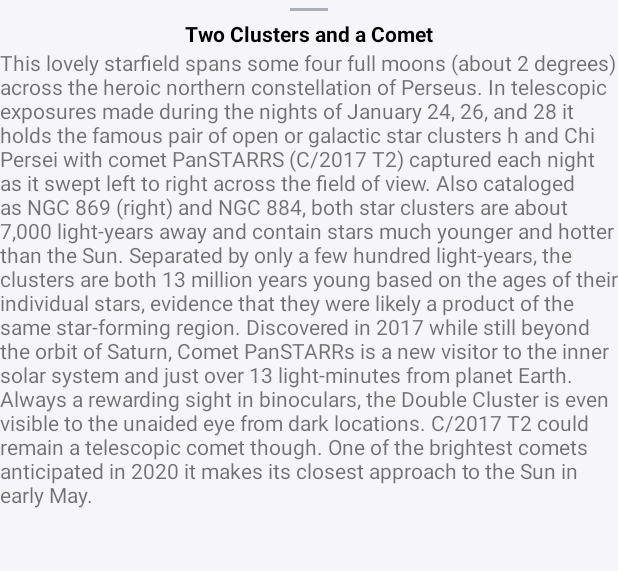
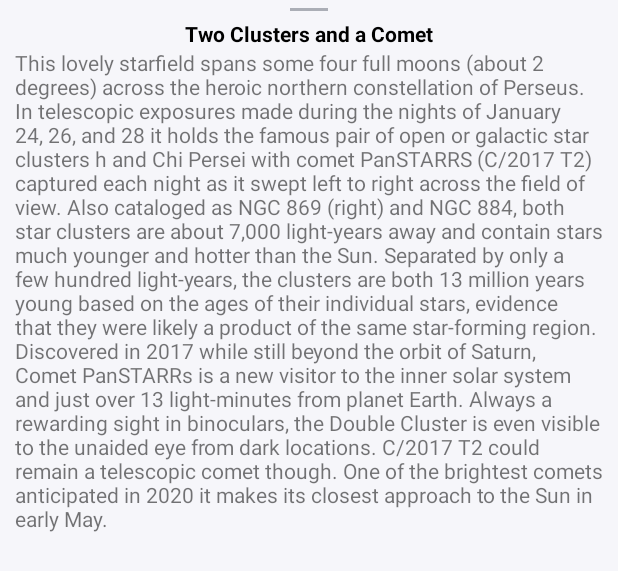
Before and after one commit to sergey-shevtsov/Picture-Of-The-Day, an Android app: the layout main_bottom_sheet.xml on its own in the app's theme, with its tools: preview values and no code run, on a phone screen of 412 x 824 dp. Shown: the top 571 px of the screen. Run offline under Robolectric (Android 15) with nearby library versions, the phone set to English and light mode, and no system bars.

Commit message:
Пара косметических правок

```diff
--- a/app/src/main/res/layout/main_bottom_sheet.xml
+++ b/app/src/main/res/layout/main_bottom_sheet.xml
@@ -6,23 +6,11 @@
     android:layout_width="match_parent"
     android:layout_height="match_parent"
     android:background="@color/light_grey"
+    android:paddingStart="@dimen/main_bottom_sheet_padding"
+    android:paddingEnd="@dimen/main_bottom_sheet_padding"
     app:behavior_hideable="true"
     app:behavior_peekHeight="@dimen/main_bottom_sheet_peek_height"
     app:layout_behavior="com.google.android.material.bottomsheet.BottomSheetBehavior">
-
-    <androidx.constraintlayout.widget.Guideline
-        android:id="@+id/constraint_start"
-        android:layout_width="0dp"
-        android:layout_height="0dp"
-        android:orientation="vertical"
-        app:layout_constraintGuide_begin="@dimen/side_guideline_size" />
-
-    <androidx.constraintlayout.widget.Guideline
-        android:id="@+id/constraint_end"
-        android:layout_width="0dp"
-        android:layout_height="0dp"
-        android:orientation="vertical"
-        app:layout_constraintGuide_end="@dimen/side_guideline_size" />
 
     <View
         android:id="@+id/bottom_sheet_line"
@@ -41,8 +29,8 @@
         android:layout_marginTop="@dimen/bottom_sheet_header_margin_top"
         android:textColor="@color/black"
         android:textStyle="bold"
-        app:layout_constraintEnd_toEndOf="@id/constraint_end"
-        app:layout_constraintStart_toStartOf="@id/constraint_start"
+        app:layout_constraintEnd_toEndOf="parent"
+        app:layout_constraintStart_toStartOf="parent"
         app:layout_constraintTop_toBottomOf="@id/bottom_sheet_line"
         tools:text="Two Clusters and a Comet" />
 
@@ -50,8 +38,8 @@
         android:id="@+id/bottom_sheet_description"
         android:layout_width="wrap_content"
         android:layout_height="wrap_content"
-        app:layout_constraintEnd_toEndOf="@id/constraint_end"
-        app:layout_constraintStart_toStartOf="@id/constraint_start"
+        app:layout_constraintEnd_toEndOf="parent"
+        app:layout_constraintStart_toStartOf="parent"
         app:layout_constraintTop_toBottomOf="@id/bottom_sheet_header"
         tools:text="This lovely starfield spans some four full moons (about 2 degrees) across the heroic northern constellation of Perseus. In telescopic exposures made during the nights of January 24, 26, and 28 it holds the famous pair of open or galactic star clusters h and Chi Persei with comet PanSTARRS (C/2017 T2) captured each night as it swept left to right across the field of view. Also cataloged as NGC 869 (right) and NGC 884, both star clusters are about 7,000 light-years away and contain stars much younger and hotter than the Sun. Separated by only a few hundred light-years, the clusters are both 13 million years young based on the ages of their individual stars, evidence that they were likely a product of the same star-forming region. Discovered in 2017 while still beyond the orbit of Saturn, Comet PanSTARRs is a new visitor to the inner solar system and just over 13 light-minutes from planet Earth. Always a rewarding sight in binoculars, the Double Cluster is even visible to the unaided eye from dark locations. C/2017 T2 could remain a telescopic comet though. One of the brightest comets anticipated in 2020 it makes its closest approach to the Sun in early May." />
 
--- a/app/src/main/res/layout/main_fragment.xml
+++ b/app/src/main/res/layout/main_fragment.xml
@@ -55,7 +55,7 @@
                 android:id="@+id/chip_group"
                 android:layout_width="wrap_content"
                 android:layout_height="wrap_content"
-                android:layout_marginTop="20dp"
+                android:layout_marginTop="@dimen/main_chip_group_margin_top"
                 app:layout_constraintEnd_toEndOf="@id/constraint_end"
                 app:layout_constraintStart_toStartOf="@id/constraint_start"
                 app:layout_constraintTop_toBottomOf="@id/input_layout"
@@ -92,8 +92,8 @@
                 android:layout_height="@dimen/main_image_height"
                 android:layout_marginTop="@dimen/main_image_margin_top"
                 android:contentDescription="@string/photo_of_the_day_stub"
-                app:layout_constraintEnd_toEndOf="@id/constraint_end"
-                app:layout_constraintStart_toStartOf="@id/constraint_start"
+                app:layout_constraintEnd_toEndOf="parent"
+                app:layout_constraintStart_toStartOf="parent"
                 app:layout_constraintTop_toBottomOf="@id/chip_group"
                 app:srcCompat="@drawable/ic_no_photo_vector" />
 
--- a/app/src/main/res/values/dimens.xml
+++ b/app/src/main/res/values/dimens.xml
@@ -9,4 +9,6 @@
     <dimen name="bottom_sheet_line_margin_top">5dp</dimen>
     <dimen name="bottom_sheet_header_margin_top">5dp</dimen>
     <dimen name="bottom_navigation_margin">8dp</dimen>
+    <dimen name="main_bottom_sheet_padding">10dp</dimen>
+    <dimen name="main_chip_group_margin_top">20dp</dimen>
 </resources>
```
